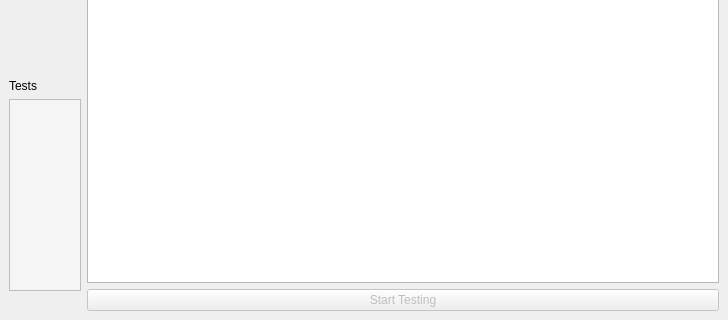
The window that iottestbed.ui (OmarEinea/IoTTestbed) describes before a commit, drawn with Qt 5; both pictures show x 0 to 728 and y 284 to 604 of the 728 by 604 pixel window.
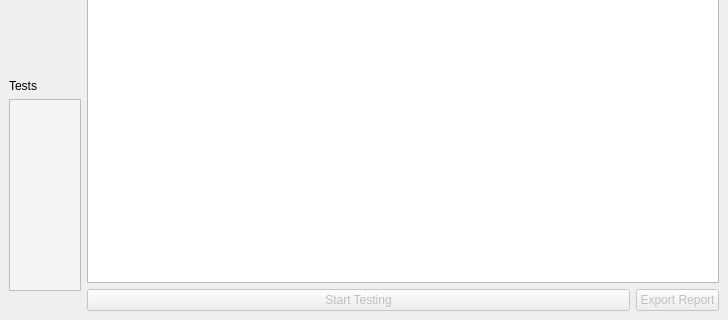
The same window after the commit.

Commit message: Added an 'Export Results' button to export results to report.txt

Diff of the .ui file:
```diff
--- a/iottestbed.ui
+++ b/iottestbed.ui
@@ -88,6 +88,8 @@
        <widget class="QTextBrowser" name="resultsTextArea"/>
       </item>
       <item>
+       <layout class="QHBoxLayout" name="buttonsContainer" stretch="9,1">
+        <item>
        <widget class="QPushButton" name="testingButton">
         <property name="enabled">
          <bool>false</bool>
@@ -96,6 +98,18 @@
          <string>Start Testing</string>
         </property>
        </widget>
+        </item>
+        <item>
+         <widget class="QPushButton" name="reportButton">
+          <property name="enabled">
+           <bool>false</bool>
+          </property>
+          <property name="text">
+           <string>Export Report</string>
+          </property>
+         </widget>
+        </item>
+       </layout>
       </item>
      </layout>
     </item>
```
Lines whose indentation alone changed are shown as unchanged. The commit also changes 2 other files.
